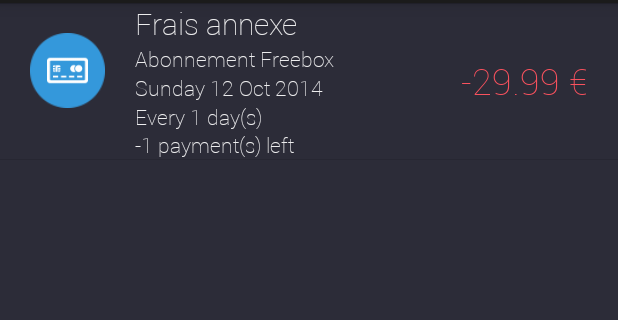
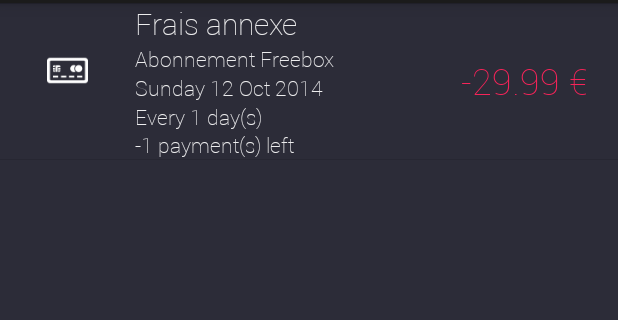
Before and after one commit to RayLeroyWalser/WonderBudget, an Android app: the fragment RecurringTransactionListFragment shown on its own in the app's theme, on a phone screen of 412 x 824 dp, the part 69-389 px from its top. Run offline under Robolectric (Android 15) with nearby library versions, the phone set to English and light mode, and no system bars; pictures from the network do not load.

Commit message:
Cleared/uncleared icon is now a XML (was a PNG)

```diff
--- a/mobile/src/main/java/com/android/rubeus/wonderbudget/CustomAdapter/TransactionLineAdapter.java
+++ b/mobile/src/main/java/com/android/rubeus/wonderbudget/CustomAdapter/TransactionLineAdapter.java
@@ -24,7 +24,6 @@ public class TransactionLineAdapter extends BaseAdapter {
     private List<Transaction> list;
     private LayoutInflater inflater;
     private DatabaseHandler db;
-    private String pathDebut;
     private ArrayList<Integer> checkedPositions = new ArrayList<Integer>();
 
     public TransactionLineAdapter(Context context, List<Transaction> list, DatabaseHandler db){
@@ -77,7 +76,6 @@ public class TransactionLineAdapter extends BaseAdapter {
         }
 
         CacheView cache = (CacheView) view.getTag();
-        pathDebut = "android.resource://" + context.getPackageName() + "/";
         updateClearedIcon(cache.cleared,t);
         cache.cleared.setTag(position);
         cache.cleared.setOnClickListener(new View.OnClickListener() {
@@ -114,10 +112,10 @@ public class TransactionLineAdapter extends BaseAdapter {
 
     private void updateClearedIcon(ImageView v, Transaction t){
         if(t.isDone()){
-            v.setImageURI(Uri.parse(pathDebut + R.drawable.cleared));
+            v.setBackground(context.getResources().getDrawable(R.drawable.oval));
         }
         else{
-            v.setImageURI(Uri.parse(pathDebut + R.drawable.not_cleared));
+            v.setBackground(context.getResources().getDrawable(R.drawable.oval_uncleared));
         }
     }
 
--- a/mobile/src/main/res/values/colors.xml
+++ b/mobile/src/main/res/values/colors.xml
@@ -2,8 +2,8 @@
 <resources>
     <color name="app_background">#2C2C38</color>
     <color name="app_text">#EDEDEE</color>
-    <color name="negative_amount">#F9525E</color>
-    <color name="positive_amount">#39A657</color>
+    <color name="negative_amount">#F62459</color>
+    <color name="positive_amount">#87D37C</color>
     <color name="blue">#19B5FE</color>
     <color name="pale_blue">#3A3A4A</color>
     <color name="white">#FFFFFF</color>
```
Also changed, not shown: mobile/src/main/java/com/android/rubeus/wonderbudget/CustomAdapter/RecurringTransactionLineAdapter.java (+0 -10 lines), mobile/src/main/java/com/android/rubeus/wonderbudget/TransactionActionActivity.java (+4 -6 lines), mobile/src/main/res/drawable-hdpi/oval_uncleared.xml (added, +8 -0 lines), mobile/src/main/res/drawable-hdpi/cleared.png (deleted), mobile/src/main/res/drawable-hdpi/not_cleared.png (deleted).
